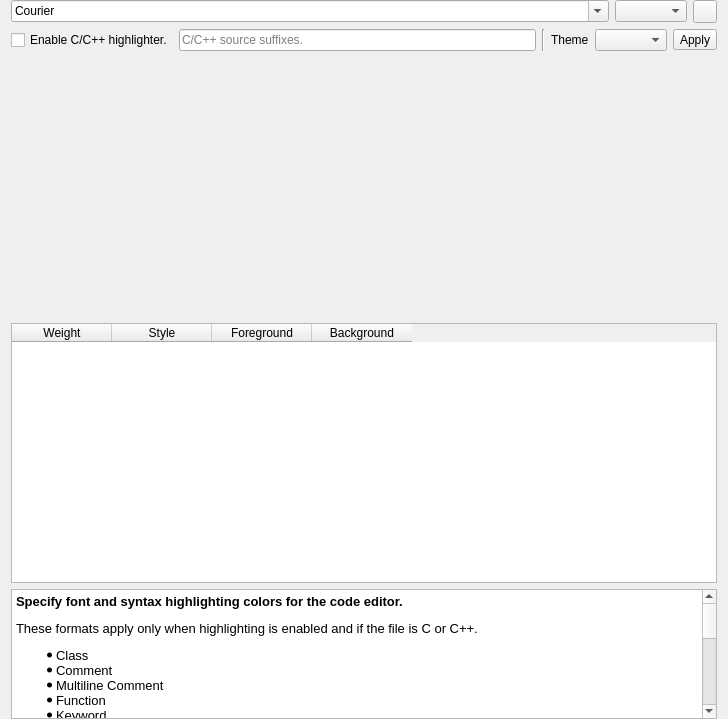
First picture: the form in src/SeerEditorConfigPage.ui, repository epasveer/seer, before the edit.
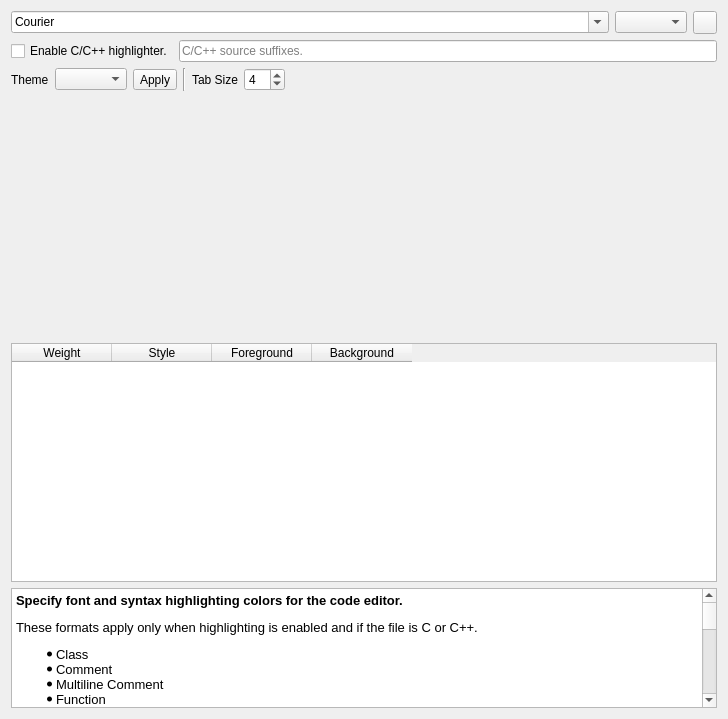
Second picture: the form after the edit. Icons and pictures are not drawn. Custom widgets are drawn as their Qt base class.

Commit message: Fixed '\t' character returned by some flavors of gdb that display the disassembly.

```diff
--- a/src/SeerEditorConfigPage.ui
+++ b/src/SeerEditorConfigPage.ui
@@ -13,15 +13,9 @@
   <property name="windowTitle">
    <string>SeerEditorConfigPage</string>
   </property>
-  <layout class="QGridLayout" name="gridLayout">
-   <property name="topMargin">
-    <number>0</number>
-   </property>
-   <property name="bottomMargin">
-    <number>0</number>
-   </property>
-   <item row="0" column="0">
-    <layout class="QHBoxLayout" name="horizontalLayout">
+  <layout class="QVBoxLayout" name="verticalLayout">
+   <item>
+    <layout class="QHBoxLayout" name="horizontalLayout_1">
      <item>
       <widget class="QFontComboBox" name="fontNameComboBox">
        <property name="sizePolicy">
@@ -51,7 +45,7 @@
      </item>
     </layout>
    </item>
-   <item row="1" column="0">
+   <item>
     <layout class="QHBoxLayout" name="horizontalLayout_2">
      <item>
       <widget class="QCheckBox" name="highlighterEnabledCheckBox">
@@ -76,13 +70,10 @@
        </property>
       </widget>
      </item>
-     <item>
-      <widget class="Line" name="line">
-       <property name="orientation">
-        <enum>Qt::Vertical</enum>
-       </property>
-      </widget>
-     </item>
+    </layout>
+   </item>
+   <item>
+    <layout class="QHBoxLayout" name="horizontalLayout_3">
      <item>
       <widget class="QLabel" name="themeLabel">
        <property name="text">
@@ -91,7 +82,11 @@
       </widget>
      </item>
      <item>
-      <widget class="QComboBox" name="themeComboBox"/>
+      <widget class="QComboBox" name="themeComboBox">
+       <property name="toolTip">
+        <string>Select Light or Dark theme.</string>
+       </property>
+      </widget>
      </item>
      <item>
       <widget class="QToolButton" name="themeApplyToolButton">
@@ -106,9 +101,52 @@
        </property>
       </widget>
      </item>
+     <item>
+      <widget class="Line" name="line">
+       <property name="orientation">
+        <enum>Qt::Vertical</enum>
+       </property>
+      </widget>
+     </item>
+     <item>
+      <widget class="QLabel" name="tabLabel">
+       <property name="text">
+        <string>Tab Size</string>
+       </property>
+      </widget>
+     </item>
+     <item>
+      <widget class="QSpinBox" name="tabSpinBox">
+       <property name="toolTip">
+        <string>Set tab width, in spaces, for Editors.</string>
+       </property>
+       <property name="minimum">
+        <number>1</number>
+       </property>
+       <property name="maximum">
+        <number>10</number>
+       </property>
+       <property name="value">
+        <number>4</number>
+       </property>
+      </widget>
+     </item>
+     <item>
+      <spacer name="horizontalSpacer">
+       <property name="orientation">
+        <enum>Qt::Horizontal</enum>
+       </property>
+       <property name="sizeHint" stdset="0">
+        <size>
+         <width>40</width>
+         <height>20</height>
+        </size>
+       </property>
+      </spacer>
+     </item>
     </layout>
    </item>
-   <item row="2" column="0">
+   <item>
     <widget class="SeerEditorWidgetSource" name="editorWidget" native="true">
      <property name="sizePolicy">
       <sizepolicy hsizetype="Expanding" vsizetype="Preferred">
@@ -118,7 +156,7 @@
      </property>
     </widget>
    </item>
-   <item row="3" column="0">
+   <item>
     <widget class="QTableWidget" name="highlighterTableWidget">
      <property name="sizePolicy">
       <sizepolicy hsizetype="Expanding" vsizetype="Preferred">
@@ -166,7 +204,7 @@
      </column>
     </widget>
    </item>
-   <item row="4" column="0">
+   <item>
     <widget class="QTextBrowser" name="helpTextBrowser">
      <property name="sizePolicy">
       <sizepolicy hsizetype="Expanding" vsizetype="Preferred">
@@ -193,6 +231,7 @@
 &lt;li style=&quot;&quot; style=&quot; margin-top:0px; margin-bottom:0px; margin-left:0px; margin-right:0px; -qt-block-indent:0; text-indent:0px;&quot;&gt;Current Line&lt;/li&gt;&lt;/ul&gt;
 &lt;p style=&quot; margin-top:12px; margin-bottom:12px; margin-left:0px; margin-right:0px; -qt-block-indent:0; text-indent:0px;&quot;&gt;Syntax highlighting can be enabled or disabled. The list of suffixes for C/C++ source files can be changed. Example:&lt;/p&gt;
 &lt;p style=&quot; margin-top:12px; margin-bottom:12px; margin-left:0px; margin-right:0px; -qt-block-indent:0; text-indent:0px;&quot;&gt;         &amp;quot;.h|.cpp|.c&amp;quot;&lt;/p&gt;
+&lt;p style=&quot; margin-top:12px; margin-bottom:12px; margin-left:0px; margin-right:0px; -qt-block-indent:0; text-indent:0px;&quot;&gt;The tab size, in spaces, can be set to properly display source files that contain tab characters.&lt;/p&gt;
 &lt;p style=&quot; margin-top:12px; margin-bottom:12px; margin-left:0px; margin-right:0px; -qt-block-indent:0; text-indent:0px;&quot;&gt;You may need to close and reopen the source files for changes to take effect.&lt;/p&gt;
 &lt;p style=&quot;-qt-paragraph-type:empty; margin-top:12px; margin-bottom:12px; margin-left:0px; margin-right:0px; -qt-block-indent:0; text-indent:0px;&quot;&gt;&lt;br /&gt;&lt;/p&gt;
 &lt;p style=&quot;-qt-paragraph-type:empty; margin-top:12px; margin-bottom:12px; margin-left:0px; margin-right:0px; -qt-block-indent:0; text-indent:0px;&quot;&gt;&lt;br /&gt;&lt;/p&gt;&lt;/body&gt;&lt;/html&gt;</string>
```
The commit also changes 15 other files.
